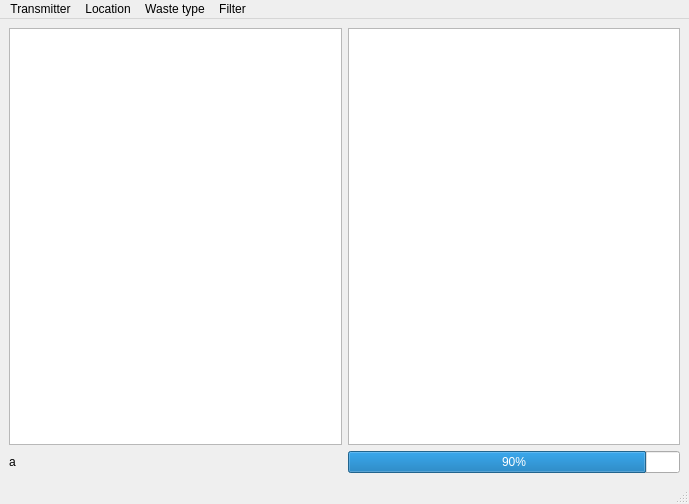
First picture: the form in ui_main_window.ui, repository angost/PZSP1-projekt-smart-smietnik, before the edit.
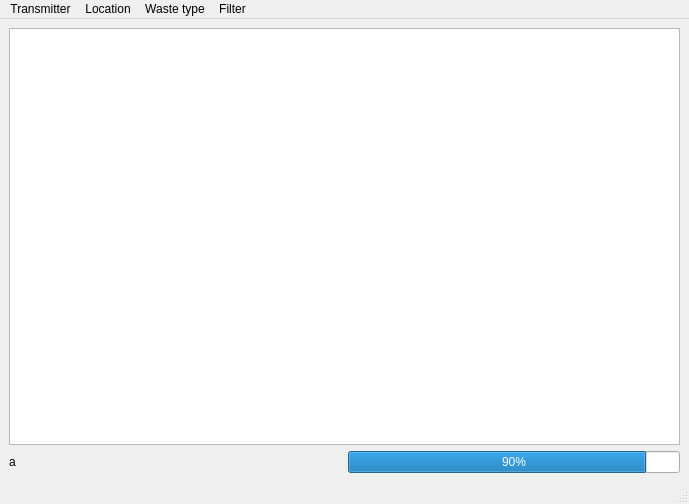
Second picture: the form after the edit.

```diff
--- a/ui_main_window.ui
+++ b/ui_main_window.ui
@@ -18,17 +18,10 @@
     <item>
      <layout class="QVBoxLayout" name="verticalLayout">
       <item>
-       <layout class="QHBoxLayout" name="horizontalLayout">
-        <item>
-         <widget class="QListWidget" name="transmitterList"/>
-        </item>
-        <item>
-         <widget class="QListWidget" name="transmitterDetails"/>
-        </item>
-       </layout>
+       <widget class="QTableWidget" name="transmittersTable"/>
       </item>
       <item>
-       <layout class="QHBoxLayout" name="horizontalLayout_2">
+       <layout class="QHBoxLayout" name="horizontalLayout">
         <item>
          <widget class="QLabel" name="numberOfFull">
           <property name="text">
```
